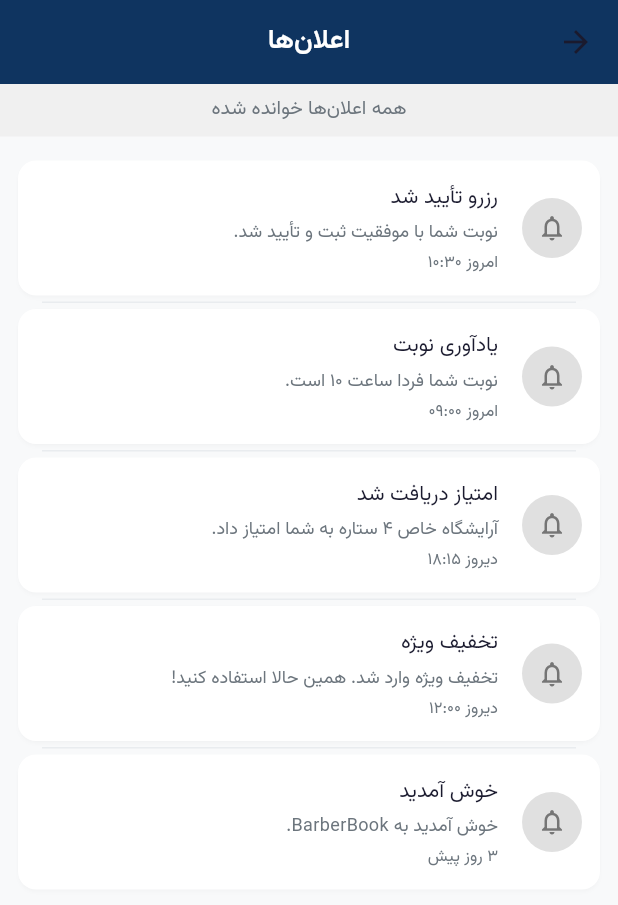
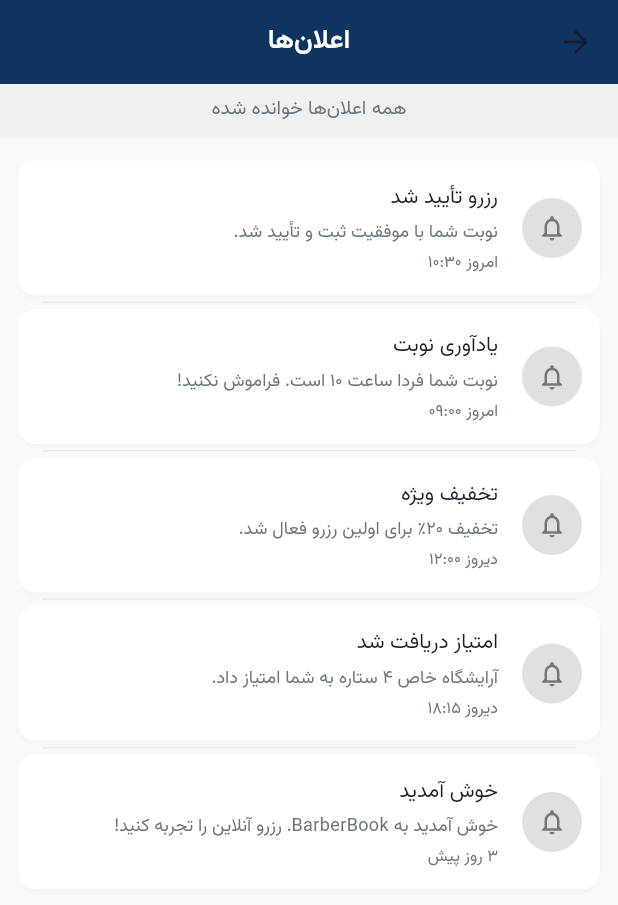
Before and after one commit to miladmousaei1377-cmyk/BarberApp, a Flutter app: the NotificationsScreen screen opened by its route, after a tap on "خواندن همه", on a phone screen of 412 x 824 dp. Shown: the top 905 px of the screen. Run offline on Flutter 3.47's test engine with Material 3 defaults, Android fonts, the phone set to English and light mode, and no system bars; our stand-ins replace animate_do, flutter_map, geolocator, get, image_picker, latlong2 and 6 more; accounts and stored records are empty.

Commit message:
fix: gallery tap, role-split notifications, profile notif route, remove receipt price
- salon_detail: wrap gradient overlay in IgnorePointer so taps pass through
  to the GestureDetector on the image/placeholder underneath
- booking_success: remove مبلغ _ConfirmRow from booking receipt
- profile_screen: change notifications button from local _NotificationsPage to
  Get.toNamed(Routes.notifications) so it shares the same screen
- notifications_screen: use StorageService.getUser().role to pick customer vs
  barber mock notification lists; deep-copy on initState to avoid cross-session
  mutation

Co-Authored-By: Claude Sonnet 4.6 <noreply@anthropic.com>
Claude-Session: https://claude.ai/code/session_016gkHkh9hvhi3yNjmTWLpoX

```diff
--- a/lib/presentation/screens/booking/booking_success_screen.dart
+++ b/lib/presentation/screens/booking/booking_success_screen.dart
@@ -102,13 +102,6 @@ class BookingSuccessScreen extends StatelessWidget {
                         'ساعت',
                         '${PersianUtils.formatTime(appointment.startTime)} - ${PersianUtils.formatTime(appointment.endTime)}',
                       ),
-                      const SizedBox(height: 12),
-                      _ConfirmRow(
-                        Icons.payments_outlined,
-                        'مبلغ',
-                        PersianUtils.formatPrice(appointment.totalPrice),
-                        valueColor: AppColors.secondary,
-                      ),
                     ],
                   ),
                 ),
--- a/lib/presentation/screens/notifications/notifications_screen.dart
+++ b/lib/presentation/screens/notifications/notifications_screen.dart
@@ -1,5 +1,7 @@
 import 'package:flutter/material.dart';
 import '../../../app/theme/app_theme.dart';
+import '../../../core/storage/storage_service.dart';
+import '../../../data/models/user_model.dart';
 
 class _MockNotif {
   final String title;
@@ -15,6 +17,22 @@ class _MockNotif {
   });
 }
 
+final _customerNotifs = [
+  _MockNotif(title: 'رزرو تأیید شد', body: 'نوبت شما با موفقیت ثبت و تأیید شد.', time: 'امروز ۱۰:۳۰', isRead: false),
+  _MockNotif(title: 'یادآوری نوبت', body: 'نوبت شما فردا ساعت ۱۰ است. فراموش نکنید!', time: 'امروز ۰۹:۰۰', isRead: false),
+  _MockNotif(title: 'تخفیف ویژه', body: 'تخفیف ۲۰٪ برای اولین رزرو فعال شد.', time: 'دیروز ۱۲:۰۰', isRead: true),
+  _MockNotif(title: 'امتیاز دریافت شد', body: 'آرایشگاه خاص ۴ ستاره به شما امتیاز داد.', time: 'دیروز ۱۸:۱۵', isRead: true),
+  _MockNotif(title: 'خوش آمدید', body: 'خوش آمدید به BarberBook. رزرو آنلاین را تجربه کنید!', time: '۳ روز پیش', isRead: true),
+];
+
+final _barberNotifs = [
+  _MockNotif(title: 'نوبت جدید', body: 'علی رضایی یک نوبت برای فردا ساعت ۱۱ رزرو کرد.', time: 'امروز ۱۱:۰۰', isRead: false),
+  _MockNotif(title: 'لغو نوبت', body: 'نوبت ساعت ۱۴:۰۰ امروز توسط مشتری لغو شد.', time: 'امروز ۱۰:۳۰', isRead: false),
+  _MockNotif(title: 'امتیاز جدید', body: 'مشتری جدید ۵ ستاره به آرایشگاه شما داد.', time: 'دیروز ۱۷:۴۵', isRead: true),
+  _MockNotif(title: 'یادآوری نوبت‌ها', body: 'امروز ۳ نوبت فعال دارید. برنامه روز را مرور کنید.', time: 'دیروز ۰۸:۰۰', isRead: true),
+  _MockNotif(title: 'پروفایل تأیید شد', body: 'پروفایل آرایشگاه شما با موفقیت تأیید و منتشر شد.', time: '۲ روز پیش', isRead: true),
+];
+
 class NotificationsScreen extends StatefulWidget {
   const NotificationsScreen({super.key});
 
@@ -23,55 +41,27 @@ class NotificationsScreen extends StatefulWidget {
 }
 
 class _NotificationsState extends State<NotificationsScreen> {
-  final List<_MockNotif> _notifications = [
-    _MockNotif(
-      title: 'رزرو تأیید شد',
-      body: 'نوبت شما با موفقیت ثبت و تأیید شد.',
-      time: 'امروز ۱۰:۳۰',
-      isRead: false,
-    ),
-    _MockNotif(
-      title: 'یادآوری نوبت',
-      body: 'نوبت شما فردا ساعت ۱۰ است.',
-      time: 'امروز ۰۹:۰۰',
-      isRead: false,
-    ),
-    _MockNotif(
-      title: 'امتیاز دریافت شد',
-      body: 'آرایشگاه خاص ۴ ستاره به شما امتیاز داد.',
-      time: 'دیروز ۱۸:۱۵',
-      isRead: true,
-    ),
-    _MockNotif(
-      title: 'تخفیف ویژه',
-      body: 'تخفیف ویژه وارد شد. همین حالا استفاده کنید!',
-      time: 'دیروز ۱۲:۰۰',
-      isRead: true,
-    ),
-    _MockNotif(
-      title: 'خوش آمدید',
-      body: 'خوش آمدید به BarberBook.',
-      time: '۳ روز پیش',
-      isRead: true,
-    ),
-  ];
+  late List<_MockNotif> _notifications;
+
+  @override
+  void initState() {
+    super.initState();
+    final role = StorageService.getUser()?.role;
+    // Deep-copy so edits don't persist across navigations
+    final source = role == UserRole.barber ? _barberNotifs : _customerNotifs;
+    _notifications = source
+        .map((n) => _MockNotif(title: n.title, body: n.body, time: n.time, isRead: n.isRead))
+        .toList();
+  }
 
   bool get _hasUnread => _notifications.any((n) => !n.isRead);
 
-  void _markAllRead() {
-    setState(() {
-      for (final n in _notifications) {
-        n.isRead = true;
-      }
+  void _markAllRead() => setState(() {
+        for (final n in _notifications) n.isRead = true;
       });
-  }
 
-  void _markRead(int index) {
-    if (!_notifications[index].isRead) {
-      setState(() {
-        _notifications[index].isRead = true;
-      });
-    }
+  void _markRead(int i) {
+    if (!_notifications[i].isRead) setState(() => _notifications[i].isRead = true);
   }
 
   @override
@@ -86,25 +76,14 @@ class _NotificationsState extends State<NotificationsScreen> {
           centerTitle: true,
           title: const Text(
             'اعلان‌ها',
-            style: TextStyle(
-              fontFamily: 'Vazirmatn',
-              fontSize: 18,
-              fontWeight: FontWeight.w600,
-              color: Colors.white,
-            ),
+            style: TextStyle(fontFamily: 'Vazirmatn', fontSize: 18, fontWeight: FontWeight.w600, color: Colors.white),
           ),
           actions: _hasUnread
               ? [
                   TextButton(
                     onPressed: _markAllRead,
-                    child: const Text(
-                      'خواندن همه',
-                      style: TextStyle(
-                        fontFamily: 'Vazirmatn',
-                        color: Colors.white,
-                        fontSize: 14,
-                      ),
-                    ),
+                    child: const Text('خواندن همه',
+                        style: TextStyle(fontFamily: 'Vazirmatn', color: Colors.white, fontSize: 14)),
                   ),
                 ]
               : null,
@@ -116,18 +95,11 @@ class _NotificationsState extends State<NotificationsScreen> {
                   if (!_hasUnread) _buildAllReadBanner(),
                   Expanded(
                     child: ListView.separated(
-                      padding: const EdgeInsets.symmetric(
-                          vertical: 12, horizontal: 12),
+                      padding: const EdgeInsets.symmetric(vertical: 12, horizontal: 12),
                       itemCount: _notifications.length,
-                      separatorBuilder: (_, __) => const Divider(
-                        height: 1,
-                        color: AppColors.divider,
-                        indent: 16,
-                        endIndent: 16,
-                      ),
-                      itemBuilder: (context, index) {
-                        return _buildNotifCard(index);
-                      },
+                      separatorBuilder: (_, __) =>
+                          const Divider(height: 1, color: AppColors.divider, indent: 16, endIndent: 16),
+                      itemBuilder: (_, i) => _buildCard(i),
                     ),
                   ),
                 ],
@@ -137,24 +109,14 @@ class _NotificationsState extends State<NotificationsScreen> {
   }
 
   Widget _buildEmptyState() {
-    return Center(
+    return const Center(
       child: Column(
         mainAxisAlignment: MainAxisAlignment.center,
-        children: const [
-          Icon(
-            Icons.notifications_off_outlined,
-            size: 72,
-            color: AppColors.textSecondary,
-          ),
+        children: [
+          Icon(Icons.notifications_off_outlined, size: 72, color: AppColors.textSecondary),
           SizedBox(height: 16),
-          Text(
-            'اعلانی وجود ندارد',
-            style: TextStyle(
-              fontFamily: 'Vazirmatn',
-              fontSize: 16,
-              color: AppColors.textSecondary,
-            ),
-          ),
+          Text('اعلانی وجود ندارد',
+              style: TextStyle(fontFamily: 'Vazirmatn', fontSize: 16, color: AppColors.textSecondary)),
         ],
       ),
     );
@@ -168,69 +130,46 @@ class _NotificationsState extends State<NotificationsScreen> {
       child: const Text(
         'همه اعلان‌ها خوانده شده',
         textAlign: TextAlign.center,
-        style: TextStyle(
-          fontFamily: 'Vazirmatn',
-          fontSize: 13,
-          color: AppColors.textSecondary,
-        ),
+        style: TextStyle(fontFamily: 'Vazirmatn', fontSize: 13, color: AppColors.textSecondary),
       ),
     );
   }
 
-  Widget _buildNotifCard(int index) {
-    final notif = _notifications[index];
-    final bool unread = !notif.isRead;
-
+  Widget _buildCard(int index) {
+    final n = _notifications[index];
+    final unread = !n.isRead;
     return Card(
       color: AppColors.surface,
       margin: const EdgeInsets.symmetric(vertical: 4),
       elevation: unread ? 3 : 1,
-      shape: RoundedRectangleBorder(
-        borderRadius: BorderRadius.circular(12),
-      ),
+      shape: RoundedRectangleBorder(borderRadius: BorderRadius.circular(12)),
       child: ListTile(
-        contentPadding:
-            const EdgeInsets.symmetric(horizontal: 12, vertical: 6),
+        contentPadding: const EdgeInsets.symmetric(horizontal: 12, vertical: 6),
         leading: CircleAvatar(
-          backgroundColor:
-              unread ? const Color(0xFF0F3460) : Colors.grey.shade300,
-          child: Icon(
-            Icons.notifications_outlined,
-            color: unread ? Colors.white : Colors.grey.shade600,
-            size: 20,
-          ),
+          backgroundColor: unread ? const Color(0xFF0F3460) : Colors.grey.shade300,
+          child: Icon(Icons.notifications_outlined,
+              color: unread ? Colors.white : Colors.grey.shade600, size: 20),
         ),
         title: Text(
-          notif.title,
+          n.title,
           style: TextStyle(
               fontFamily: 'Vazirmatn',
               fontSize: 14,
               fontWeight: unread ? FontWeight.bold : FontWeight.normal,
-            color: AppColors.textPrimary,
-          ),
+              color: AppColors.textPrimary),
         ),
         subtitle: Padding(
           padding: const EdgeInsets.only(top: 4),
           child: Column(
             crossAxisAlignment: CrossAxisAlignment.start,
             children: [
-              Text(
-                notif.body,
+              Text(n.body,
                   style: const TextStyle(
-                  fontFamily: 'Vazirmatn',
-                  fontSize: 12,
-                  color: AppColors.textSecondary,
-                ),
-              ),
+                      fontFamily: 'Vazirmatn', fontSize: 12, color: AppColors.textSecondary)),
               const SizedBox(height: 4),
-              Text(
-                notif.time,
+              Text(n.time,
                   style: const TextStyle(
-                  fontFamily: 'Vazirmatn',
-                  fontSize: 11,
-                  color: AppColors.textSecondary,
-                ),
-              ),
+                      fontFamily: 'Vazirmatn', fontSize: 11, color: AppColors.textSecondary)),
             ],
           ),
         ),
@@ -238,10 +177,7 @@ class _NotificationsState extends State<NotificationsScreen> {
             ? Container(
                 width: 8,
                 height: 8,
-                decoration: const BoxDecoration(
-                  color: AppColors.secondary,
-                  shape: BoxShape.circle,
-                ),
+                decoration: const BoxDecoration(color: AppColors.secondary, shape: BoxShape.circle),
               )
             : null,
         onTap: () => _markRead(index),
--- a/lib/presentation/screens/profile/profile_screen.dart
+++ b/lib/presentation/screens/profile/profile_screen.dart
@@ -181,7 +181,7 @@ class _ProfileScreenState extends State<ProfileScreen> {
             title: 'حساب کاربری',
             items: [
               _MenuItem(Icons.person_outline, 'ویرایش پروفایل', () => _showEditProfile(context)),
-              _MenuItem(Icons.notifications_outlined, 'اعلان‌ها', () => Get.to(() => const _NotificationsPage())),
+              _MenuItem(Icons.notifications_outlined, 'اعلان‌ها', () => Get.toNamed(Routes.notifications)),
             ],
           ),
           if (_biometricAvailable) ...[
--- a/lib/presentation/screens/salon/salon_detail_screen.dart
+++ b/lib/presentation/screens/salon/salon_detail_screen.dart
@@ -192,7 +192,8 @@ class _SalonDetailScreenState extends State<SalonDetailScreen>
                       child: const Icon(Icons.content_cut, color: Colors.white24, size: 100),
                     ),
                   ),
-                  Container(
+                  IgnorePointer(
+                    child: Container(
                       decoration: BoxDecoration(
                         gradient: LinearGradient(
                           begin: Alignment.topCenter,
@@ -201,6 +202,7 @@ class _SalonDetailScreenState extends State<SalonDetailScreen>
                             Colors.transparent,
                             AppColors.primary.withOpacity(0.8),
                           ],
+                        ),
                       ),
                     ),
                   ),
```
Lines whose indentation alone changed are shown as unchanged.
